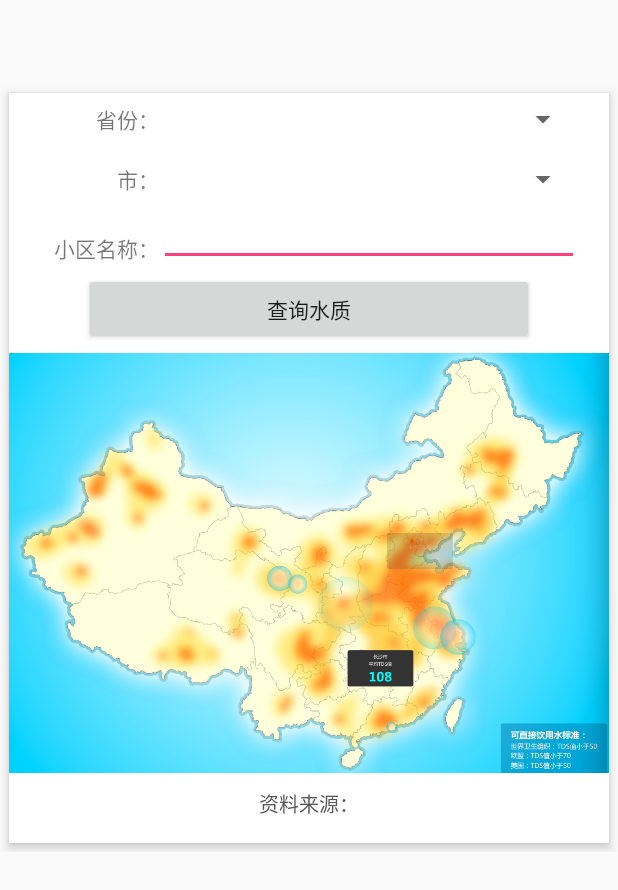
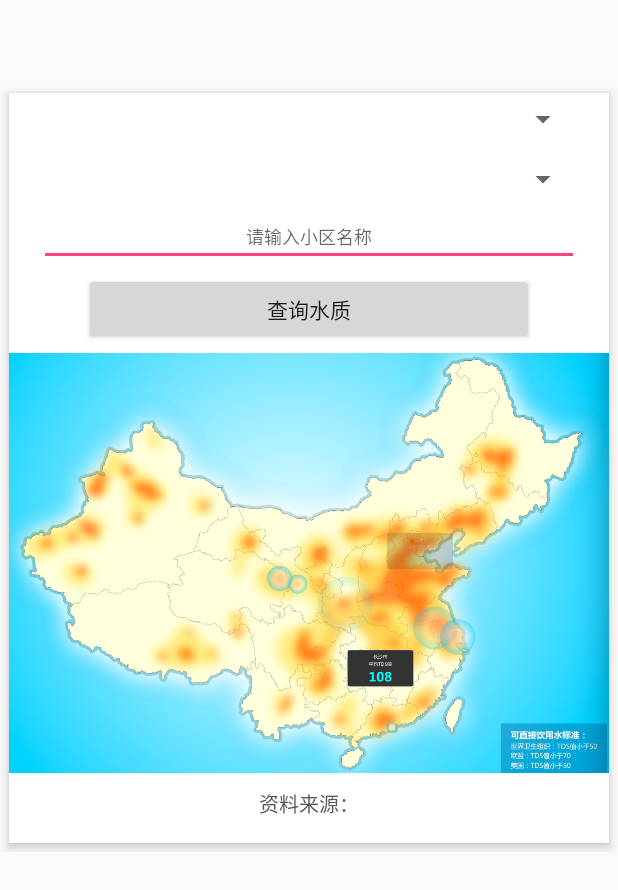
Before and after one commit to xujiay1/water_purifier, an Android app: the layout fragment_searchlocation.xml on its own in the app's theme, with its tools: preview values and no code run, on a phone screen of 412 x 824 dp. Shown: the top 890 px of the screen. Run offline under Robolectric (Android 15) with nearby library versions, the phone set to English and light mode, and no system bars; plain views replace FontAppCompatTextView.

Commit message:
Fix spinner bug on Location Search page

```diff
--- a/app/src/main/java/xebia/ismail/water_purifier/fragment/SearchLocationFragment.java
+++ b/app/src/main/java/xebia/ismail/water_purifier/fragment/SearchLocationFragment.java
@@ -27,10 +27,11 @@ public class SearchLocationFragment extends Fragment {
 
 
     //省级选项值
-    private String[] province = new String[] {"北京","上海","天津","广东"};//,"重庆","黑龙江","江苏","山东","浙江","香港","澳门"};
+    private String[] province = new String[] {"请选择省份","北京","上海","天津","广东"};//,"重庆","黑龙江","江苏","山东","浙江","香港","澳门"};
     //地级选项值
     private String[][] city = new String[][]
             {
+                    {"请选择市/区"},
                     { "东城区", "西城区", "崇文区", "宣武区", "朝阳区", "海淀区", "丰台区", "石景山区", "门头沟区", "房山区", "通州区", "顺义区", "大兴区", "昌平区", "平谷区", "怀柔区", "密云县", "延庆县" },
                     { "长宁区", "静安区", "普陀区", "闸北区", "虹口区" },
                     { "和平区", "河东区", "河西区", "南开区", "河北区", "红桥区", "塘沽区", "汉沽区", "大港区", "东丽区" },
--- a/app/src/main/res/layout/fragment_searchlocation.xml
+++ b/app/src/main/res/layout/fragment_searchlocation.xml
@@ -43,14 +43,6 @@
                             android:layout_height="40dp"
                             android:orientation="horizontal">
 
-                            <TextView
-                                android:id="@+id/textView1"
-                                android:layout_width="80dp"
-                                android:layout_height="35dp"
-                                android:gravity="center_vertical"
-                                android:text="省份："
-                                android:textAlignment="viewEnd" />
-
                             <Spinner
                                 android:id="@+id/spin_province"
                                 android:layout_width="80dp"
@@ -58,7 +50,8 @@
                                 android:layout_weight="1"
                                 android:dropDownWidth="80dp"
                                 android:rotationX="0"
-                                android:rotationY="0" />
+                                android:rotationY="0"
+                                android:spinnerMode="dialog" />
 
                         </LinearLayout>
 
@@ -67,20 +60,13 @@
                             android:layout_height="40dp"
                             android:orientation="horizontal">
 
-                            <TextView
-                                android:id="@+id/textView2"
-                                android:layout_width="80dp"
-                                android:layout_height="35dp"
-                                android:gravity="center_vertical"
-                                android:text="市："
-                                android:textAlignment="viewEnd" />
-
                             <Spinner
                                 android:id="@+id/spin_city"
                                 android:layout_width="wrap_content"
                                 android:layout_height="35dp"
                                 android:layout_weight="1"
-                                android:gravity="center_vertical" />
+                                android:gravity="center_vertical"
+                                android:spinnerMode="dialog" />
 
                         </LinearLayout>
 
@@ -89,21 +75,16 @@
                             android:layout_height="40dp"
                             android:orientation="horizontal">
 
-                            <TextView
-                                android:id="@+id/textView2"
-                                android:layout_width="80dp"
-                                android:layout_height="35dp"
-                                android:gravity="center_vertical"
-                                android:text="小区名称："
-                                android:textAlignment="viewEnd" />
-
                             <EditText
                                 android:id="@+id/editText"
                                 android:layout_width="wrap_content"
                                 android:layout_height="35dp"
                                 android:layout_weight="1"
                                 android:ems="10"
-                                android:inputType="textPersonName" />
+                                android:hint="请输入小区名称"
+                                android:inputType="textPersonName"
+                                android:textAlignment="center"
+                                android:textSize="12sp" />
 
                         </LinearLayout>
 
```
